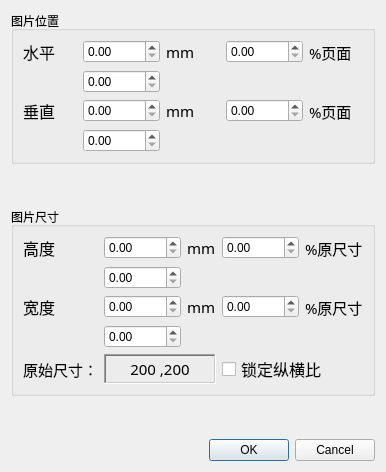
The window that ofdEditor/model/Widget/imagepropertiesdialog.ui (mcoder2014/ofdEditor) describes before a commit, drawn with Qt 5.
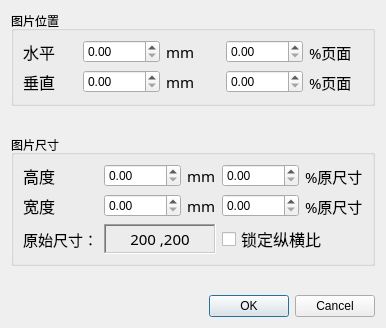
The same window after the commit.

The edit to the form file:
```diff
--- a/ofdEditor/model/Widget/imagepropertiesdialog.ui
+++ b/ofdEditor/model/Widget/imagepropertiesdialog.ui
@@ -6,8 +6,8 @@
    <rect>
     <x>0</x>
     <y>0</y>
-    <width>374</width>
-    <height>472</height>
+    <width>358</width>
+    <height>328</height>
    </rect>
   </property>
   <property name="windowTitle">
@@ -34,13 +34,6 @@
         </property>
        </widget>
       </item>
-      <item row="0" column="1">
-       <widget class="QDoubleSpinBox" name="xInPixel">
-        <property name="maximum">
-         <double>10000.000000000000000</double>
-        </property>
-       </widget>
-      </item>
       <item row="0" column="0">
        <widget class="QLabel" name="label_12">
         <property name="font">
@@ -54,13 +47,6 @@
         </property>
        </widget>
       </item>
-      <item row="1" column="1">
-       <widget class="QDoubleSpinBox" name="xInMM">
-        <property name="maximum">
-         <double>10000.000000000000000</double>
-        </property>
-       </widget>
-      </item>
       <item row="0" column="4">
        <widget class="QLabel" name="label_16">
         <property name="font">
@@ -102,13 +88,6 @@
         </property>
        </widget>
       </item>
-      <item row="2" column="1">
-       <widget class="QDoubleSpinBox" name="yInPixel">
-        <property name="maximum">
-         <double>10000.000000000000000</double>
-        </property>
-       </widget>
-      </item>
       <item row="2" column="3">
        <widget class="QDoubleSpinBox" name="yInPercentage">
         <property name="maximum">
@@ -137,7 +116,14 @@
         </property>
        </widget>
       </item>
-      <item row="3" column="1">
+      <item row="0" column="1">
+       <widget class="QDoubleSpinBox" name="xInMM">
+        <property name="maximum">
+         <double>10000.000000000000000</double>
+        </property>
+       </widget>
+      </item>
+      <item row="2" column="1">
        <widget class="QDoubleSpinBox" name="yInMM">
         <property name="maximum">
          <double>10000.000000000000000</double>
@@ -262,13 +248,6 @@
         </property>
        </widget>
       </item>
-      <item row="0" column="1">
-       <widget class="QDoubleSpinBox" name="HeightInPixel">
-        <property name="maximum">
-         <double>10000.000000000000000</double>
-        </property>
-       </widget>
-      </item>
       <item row="0" column="2">
        <widget class="QLabel" name="label_5">
         <property name="font">
@@ -283,13 +262,6 @@
         </property>
        </widget>
       </item>
-      <item row="2" column="1">
-       <widget class="QDoubleSpinBox" name="WidthInPixel">
-        <property name="maximum">
-         <double>10000.000000000000000</double>
-        </property>
-       </widget>
-      </item>
       <item row="0" column="4">
        <widget class="QLabel" name="label_7">
         <property name="font">
@@ -324,14 +296,14 @@
         </property>
        </widget>
       </item>
-      <item row="1" column="1">
+      <item row="0" column="1">
        <widget class="QDoubleSpinBox" name="HeightInMM">
         <property name="maximum">
          <double>10000.000000000000000</double>
         </property>
        </widget>
       </item>
-      <item row="3" column="1">
+      <item row="2" column="1">
        <widget class="QDoubleSpinBox" name="WidthInMM">
         <property name="maximum">
          <double>10000.000000000000000</double>
```
